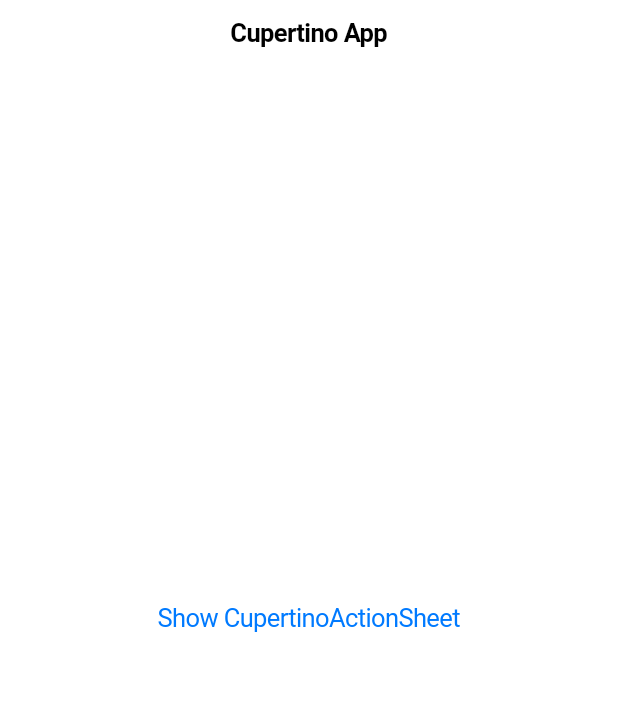
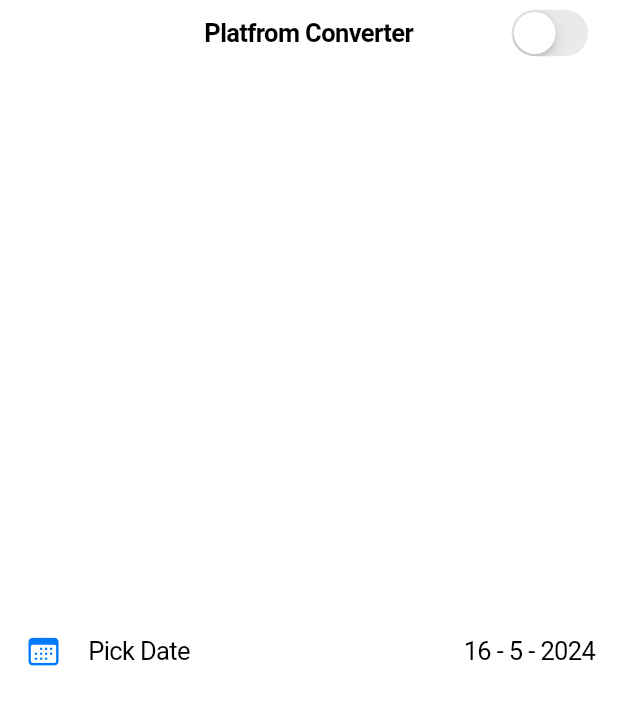
Before and after one commit to Aksharpatel06/adv_flutter_ch2, a Flutter app: the screen it shows after launch, on a phone screen of 412 x 824 dp. Shown: the top 705 px of the screen. Run offline on Flutter 3.47's test engine with Material 3 defaults, Android fonts, the phone set to English and light mode, and no system bars.

Commit message:
16-05-2024

```diff
--- /dev/null
+++ b/lib/ch_2/task_7/provider/platfrom_provider.dart
@@ -0,0 +1,17 @@
+import 'package:flutter/material.dart';
+
+class PlatfromProvider extends ChangeNotifier {
+  bool isios = false;
+  DateTime dateTime = DateTime.now();
+
+  void changePlatfrom(bool value) {
+    isios = value;
+    notifyListeners();
+  }
+
+  void changedate(DateTime dateTime)
+  {
+    this.dateTime = dateTime;
+    notifyListeners();
+  }
+}
--- /dev/null
+++ b/lib/ch_2/task_7/view/simplescreen/simple_screen.dart
@@ -0,0 +1,93 @@
+import 'package:flutter/cupertino.dart';
+import 'package:flutter/material.dart';
+import 'package:provider/provider.dart';
+
+import '../../../../utils/global_variable.dart';
+import '../../provider/platfrom_provider.dart';
+
+class PlatfromScreen extends StatelessWidget {
+  const PlatfromScreen({super.key});
+
+  @override
+  Widget build(BuildContext context) {
+    providerfalse = Provider.of<PlatfromProvider>(context, listen: false);
+    providertrue = Provider.of<PlatfromProvider>(context, listen: true);
+    if (providertrue!.isios) {
+      return Scaffold(
+        appBar: AppBar(
+          title: const Text('Platfrom Converter'),
+          actions: [
+            Switch(
+              value: providertrue!.isios,
+              onChanged: (value) {
+                providerfalse!.changePlatfrom(value);
+              },
+            )
+          ],
+        ),
+        body: SafeArea(
+          child: ListTile(
+            leading: Icon(Icons.calendar_month),
+            onTap: () async {
+              DateTime dateTime = await showDatePicker(
+                context: context,
+                firstDate: DateTime(1950),
+                lastDate: DateTime(2050),
+              ) ??
+                  DateTime.now();
+              providerfalse!.changedate(dateTime);
+            },
+            title: Text('Pick Date',),
+            trailing: Text(
+                "${providertrue!.dateTime.day} - ${providertrue!.dateTime.month} - ${providertrue!.dateTime.year}"),
+          ),
+        ),
+      );
+    } else {
+      return CupertinoPageScaffold(
+        navigationBar: CupertinoNavigationBar(
+          middle: const Text('Platfrom Converter'),
+          trailing: CupertinoSwitch(
+            value: providertrue!.isios,
+            onChanged: (value) {
+              providerfalse!.changePlatfrom(value);
+            },
+          ),
+        ),
+        child:SafeArea(
+          child: Padding(
+            padding: const EdgeInsets.all(15.0),
+            child: Column(
+              mainAxisAlignment: MainAxisAlignment.center,
+              children: [
+                CupertinoListTile(
+                  padding: EdgeInsets.zero,
+                  leading: Icon(CupertinoIcons.calendar),
+                  onTap: () {
+                    showCupertinoModalPopup(
+                      context: context,
+                      builder: (context) {
+                        return Container(
+                          height: 200,
+                          child: CupertinoDatePicker(
+                            mode: CupertinoDatePickerMode.date,
+                            onDateTimeChanged: (value) {
+                              providerfalse!.changedate(value);
+                            },
+                          ),
+                        );
+                      },
+                    );
+                  },
+                  title: Text('Pick Date'),
+                  trailing: Text(
+                      "${providertrue!.dateTime.day} - ${providertrue!.dateTime.month} - ${providertrue!.dateTime.year}"),
+                ),
+              ],
+            ),
+          ),
+        ),
+      );
+    }
+  }
+}
--- a/lib/main.dart
+++ b/lib/main.dart
@@ -11,6 +11,8 @@ import 'ch_2/task_4/provider/sliding_provider.dart';
 import 'ch_2/task_5/view/task_2/view/bottom_navigation_bar_screen.dart';
 import 'ch_2/task_6/view/cupertinoactionsheet/Cupertino_Action_Sheet.dart';
 import 'ch_2/task_6/view/cupertinocontextmenu/cupertino_context_menu_screen.dart';
+import 'ch_2/task_7/provider/platfrom_provider.dart';
+import 'utils/platfrom_adaptive.dart';
 
 void main() {
   runApp(MultiProvider(providers: [
@@ -28,7 +30,8 @@ void main() {
     ),
     ChangeNotifierProvider(
       create: (context) => SlidingProvider(),
-    )
+    ),
+    ChangeNotifierProvider(create: (context) => PlatfromProvider(),)
   ], child: const MyApp()));
 }
 //TASK 2.1
@@ -141,14 +144,23 @@ void main() {
 // }
 
 //task 2.6
+// class MyApp extends StatelessWidget {
+//   const MyApp({super.key});
+//
+//   @override
+//   Widget build(BuildContext context) {
+//     return CupertinoApp(
+//       debugShowCheckedModeBanner: false,
+//       home: CupertinoActionSheetScreen(),
+//     );
+//   }
+// }
+//
 class MyApp extends StatelessWidget {
   const MyApp({super.key});
 
   @override
   Widget build(BuildContext context) {
-    return CupertinoApp(
-      debugShowCheckedModeBanner: false,
-      home: CupertinoActionSheetScreen(),
-    );
+    return const PlatfromAdaptive();
   }
 }
--- /dev/null
+++ b/lib/utils/global_variable.dart
@@ -0,0 +1,4 @@
+import '../ch_2/task_7/provider/platfrom_provider.dart';
+
+PlatfromProvider? providertrue;
+PlatfromProvider? providerfalse;
--- /dev/null
+++ b/lib/utils/platfrom_adaptive.dart
@@ -0,0 +1,31 @@
+import 'package:adv_flutter_ch2/ch_2/task_7/view/simplescreen/simple_screen.dart';
+import 'package:flutter/cupertino.dart';
+import 'package:flutter/material.dart';
+import 'package:provider/provider.dart';
+
+import '../ch_2/task_7/provider/platfrom_provider.dart';
+import 'global_variable.dart';
+
+class PlatfromAdaptive extends StatelessWidget {
+  const PlatfromAdaptive({super.key});
+
+  @override
+  Widget build(BuildContext context) {
+    providerfalse = Provider.of<PlatfromProvider>(context, listen: false);
+    providertrue = Provider.of<PlatfromProvider>(context, listen: true);
+
+    if (providertrue!.isios) {
+      return MaterialApp(
+        debugShowCheckedModeBanner: false,
+        theme: ThemeData(brightness: Brightness.light),
+        darkTheme: ThemeData(brightness: Brightness.dark),
+        home: PlatfromScreen(),
+      );
+    } else {
+      return CupertinoApp(
+        debugShowCheckedModeBanner: false,
+        home: PlatfromScreen(),
+      );
+    }
+  }
+}
--- a/pubspec.yaml
+++ b/pubspec.yaml
@@ -36,6 +36,7 @@ dependencies:
   # Use with the CupertinoIcons class for iOS style icons.
   cupertino_icons: ^1.0.6
   provider: any
+  widgetbook: ^3.7.1
 
 dev_dependencies:
   flutter_test:
```
Also changed, not shown: pubspec.lock.
